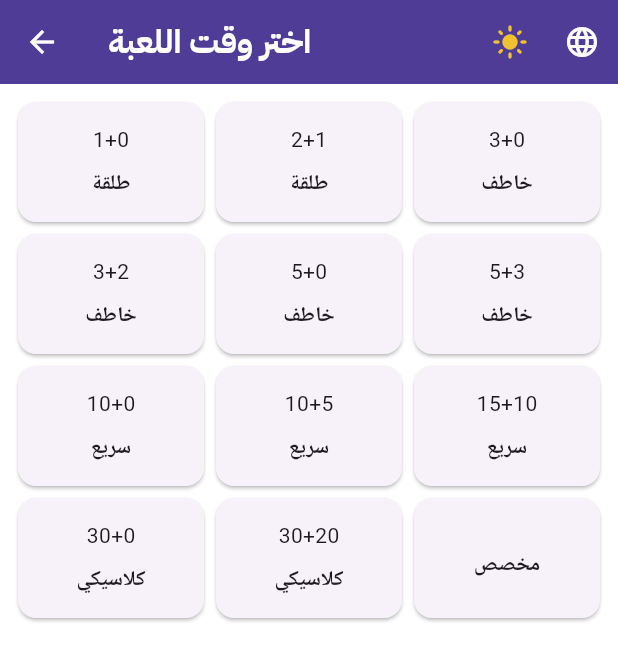
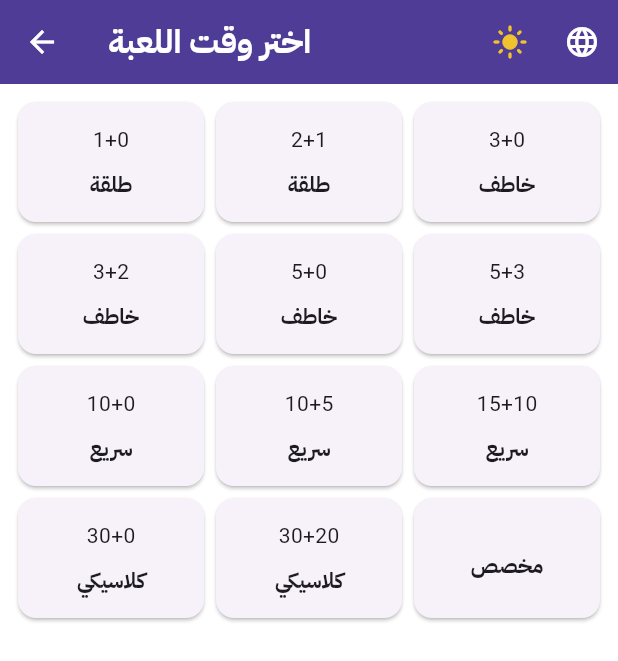
Before and after one commit to rug7/jerusalem_chess, a Flutter app: the GameTimeScreen screen opened by its route, on a phone screen of 412 x 824 dp. Shown: the top 661 px of the screen. Run offline on Flutter 3.47's test engine with Material 3 defaults, Android fonts, the phone set to English and light mode, and no system bars; our stand-ins replace cloud_firestore, equatable, firebase_auth, firebase_core, firebase_storage, flutter_svg and 4 more; missing offline and left inert: bishop, square_bishop, squares, stockfish; accounts and stored records are empty; project files that could hold a hidden picture were left out.

Commit message:
design updated

```diff
--- a/lib/helper/helper_methods.dart
+++ b/lib/helper/helper_methods.dart
@@ -15,14 +15,16 @@ Widget buildGameType(
   return InkWell(
     onTap: onTap,
     child: Card(
+      // color: Colors.transparent,
+      // elevation: 0,
       child: Column(mainAxisAlignment: MainAxisAlignment.center, children: [
-        icon != null ? Icon(icon) :gameTime! =='60+0'? const SizedBox.shrink() : Text(gameTime),
+        icon != null ? Icon(icon,size: 48,) :gameTime! =='60+0'? const SizedBox.shrink() : Text(gameTime),
         const SizedBox(
           height: 10,
         ),
         Text(
           label,
-          style: const TextStyle(fontWeight: FontWeight.bold),
+          style: const TextStyle(fontWeight: FontWeight.bold,fontSize: 14,fontFamily:'IBM Plex Sans Arabic'),
         )
       ]),
     ),
--- a/lib/main_screens/color_option_screen.dart
+++ b/lib/main_screens/color_option_screen.dart
@@ -61,7 +61,7 @@ class _ColorOptionScreenState extends State<ColorOptionScreen> {
         backgroundColor: const Color(0xff4e3c96),
         title: Text(
           getTranslation('setUpText', translations),
-          style: TextStyle(color: textColor, fontFamily: 'IBM Plex Sans Arabic', fontWeight: FontWeight.w700),
+          style: const TextStyle(color: Colors.white, fontFamily: 'IBM Plex Sans Arabic', fontWeight: FontWeight.w700),
         ),
         actions: [
           IconButton(
@@ -70,7 +70,7 @@ class _ColorOptionScreenState extends State<ColorOptionScreen> {
             onPressed: _themeLanguageProvider.toggleThemeMode, // Use ThemeLanguageProvider
           ),
           PopupMenuButton<String>(
-            icon: Icon(Icons.language, color: textColor),
+            icon: const Icon(Icons.language, color: Colors.white),
             onSelected: (String selectedLanguage) {
               _themeLanguageProvider.changeLanguage(selectedLanguage); // Use ThemeLanguageProvider
               reloadTranslations(selectedLanguage);
@@ -88,7 +88,7 @@ class _ColorOptionScreenState extends State<ColorOptionScreen> {
           ),
         ],
         leading: IconButton(
-          icon: Icon(Icons.arrow_back, color: textColor),
+          icon: const Icon(Icons.arrow_back, color: Colors.white),
           onPressed: () {
             Navigator.pop(context);
           },
--- a/lib/main_screens/game_time_screen.dart
+++ b/lib/main_screens/game_time_screen.dart
@@ -81,7 +81,7 @@ class _GameTimeScreenState extends State<GameTimeScreen> {
   Widget build(BuildContext context) {
     final bool isLightMode = _themeLanguageProvider.isLightMode;
     final textColor = isLightMode ? Colors.white : Colors.black;
-    // final oppColor = isLightMode ? Colors.black : Colors.white;
+    final oppColor = isLightMode ? Colors.black : Colors.white;
 
     return Scaffold(
       backgroundColor: textColor,
@@ -89,7 +89,7 @@ class _GameTimeScreenState extends State<GameTimeScreen> {
         backgroundColor: const Color(0xff4e3c96),
         title: Text(
           getTranslation('chooseGameTime', _translations,),
-          style: TextStyle(color: textColor,
+          style: const TextStyle(color: Colors.white,
               fontFamily: 'IBM Plex Sans Arabic',
               fontWeight: FontWeight.w700),
         ),
@@ -101,7 +101,7 @@ class _GameTimeScreenState extends State<GameTimeScreen> {
             onPressed: _themeLanguageProvider.toggleThemeMode,
           ),
           PopupMenuButton<String>(
-            icon: Icon(Icons.language, color: textColor),
+            icon:const  Icon(Icons.language, color: Colors.white),
             onSelected: _themeLanguageProvider.changeLanguage,
             itemBuilder: (BuildContext context) =>
             [
@@ -117,7 +117,7 @@ class _GameTimeScreenState extends State<GameTimeScreen> {
           ),
         ],
         leading: IconButton(
-          icon: Icon(Icons.arrow_back, color: textColor),
+          icon: const Icon(Icons.arrow_back, color: Colors.white),
           onPressed: () {
             Navigator.pop(context);
           },
--- a/lib/main_screens/home_screen.dart
+++ b/lib/main_screens/home_screen.dart
@@ -73,6 +73,8 @@ class _HomeScreenState extends State<HomeScreen> {
     final gameProvider = context.read<GameProvider>();
     final isLightMode = _themeLanguageProvider.isLightMode;
     final textColor = isLightMode ? Colors.white : Colors.black;
+
+
     final user = context.watch<AuthenticationProvider>().userModel;
 
     return Scaffold(
@@ -81,7 +83,7 @@ class _HomeScreenState extends State<HomeScreen> {
         backgroundColor: const Color(0xff4e3c96),
         title: Text(
           user?.name != null ? '${_getGreeting()} ${user?.name}' : getTranslation('homeTitle', _translations),
-          style: TextStyle(color: textColor, fontFamily: 'IBM Plex Sans Arabic', fontWeight: FontWeight.w700),
+          style: const TextStyle(color: Colors.white, fontFamily: 'IBM Plex Sans Arabic', fontWeight: FontWeight.w700),
           textDirection: _themeLanguageProvider.currentLanguage == 'Arabic' ? TextDirection.rtl : TextDirection.ltr,
         ),
         actions: [
@@ -91,7 +93,7 @@ class _HomeScreenState extends State<HomeScreen> {
             onPressed: _themeLanguageProvider.toggleThemeMode,
           ),
           PopupMenuButton<String>(
-            icon: Icon(Icons.language, color: textColor),
+            icon: const Icon(Icons.language, color: Colors.white),
             onSelected: _themeLanguageProvider.changeLanguage,
             itemBuilder: (BuildContext context) => [
               const PopupMenuItem<String>(
--- a/pubspec.yaml
+++ b/pubspec.yaml
@@ -45,7 +45,7 @@ dependencies:
   firebase_auth: ^5.0.0
   cloud_firestore: ^5.0.0
   firebase_storage: ^12.0.0
-  image_cropper: ^7.0.3
+  image_cropper: 7.0.4
   image_picker: ^1.1.1
   lottie: ^3.1.2
   shared_preferences: ^2.2.3
```
Also changed, not shown: lib/providers/game_provider.dart (+46 -50 lines), pubspec.lock, 1 other file.
